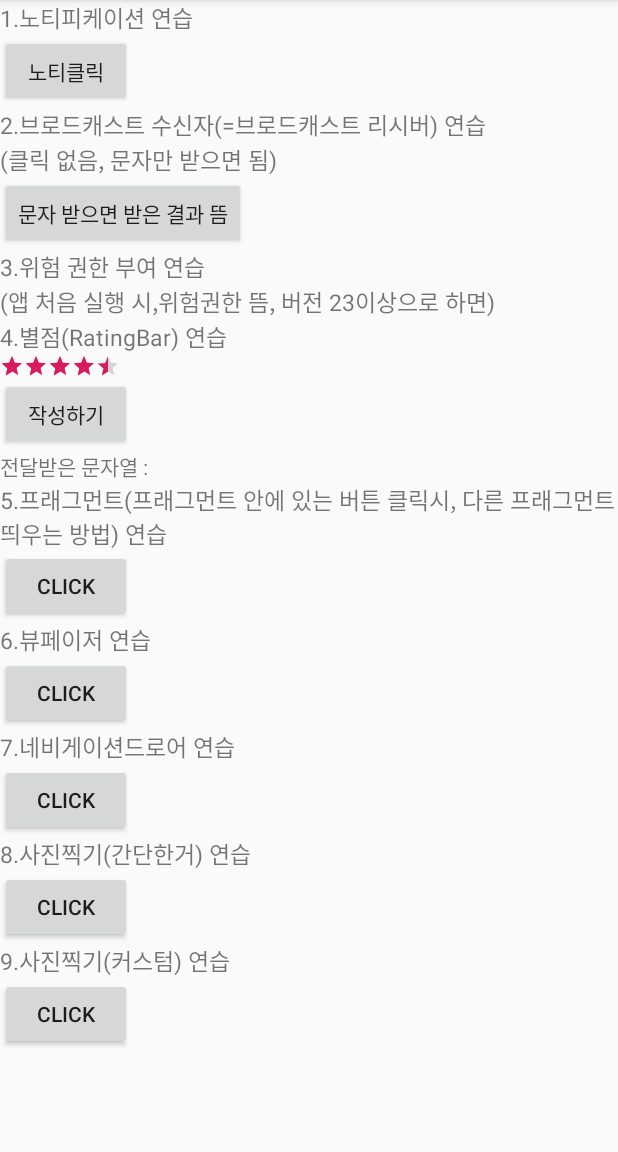
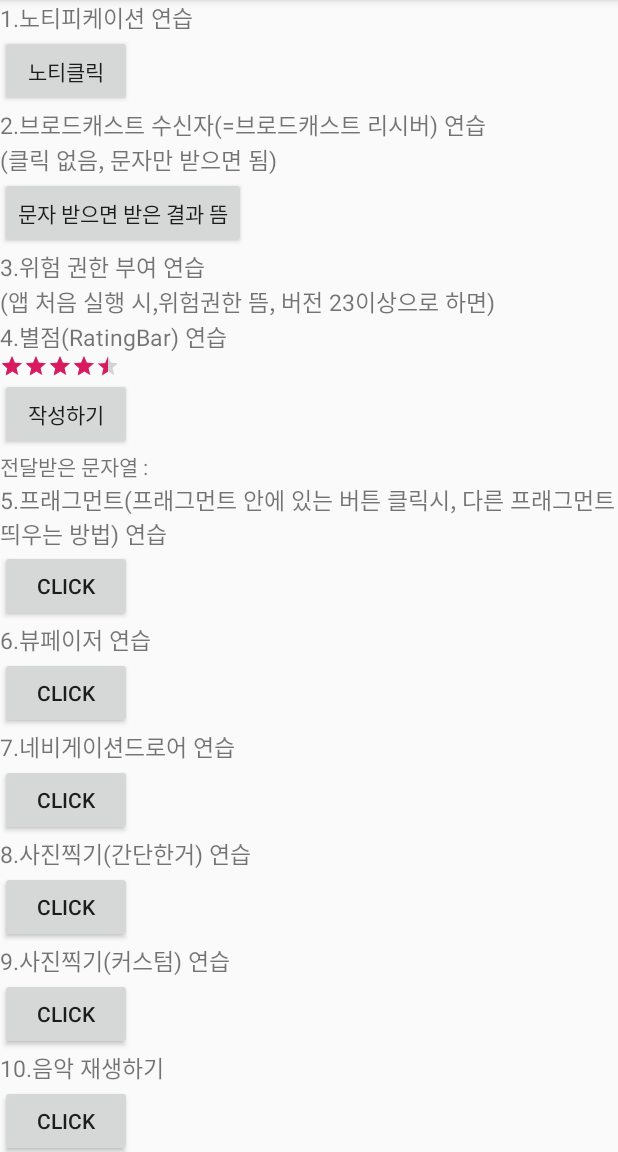
Before and after one commit to lhc8607git/notipractice, an Android app: the screen it shows after launch (MainActivity), on a phone screen of 412 x 824 dp, the part 84-1236 px from its top. Run offline under Robolectric (Android 15) with nearby library versions, the phone set to English and light mode, and no system bars.

Commit message:
14.음악 재생하기

```diff
--- a/app/src/main/AndroidManifest.xml
+++ b/app/src/main/AndroidManifest.xml
@@ -8,6 +8,8 @@
     <uses-permission android:name="android.permission.CAMERA"/>
     <uses-permission android:name="android.permission.READ_EXTERNAL_STORAGE"/>
     <uses-permission android:name="android.permission.WRITE_EXTERNAL_STORAGE"/>
+
+    <uses-permission android:name="android.permission.INTERNET"/>
 
     <application
         android:allowBackup="true"
@@ -58,6 +60,8 @@
 
         <activity android:name="capture9.Activity9"/>
 
+        <activity android:name="mediaplayer10.Activity10"/>
+
     </application>
 
 </manifest>
--- a/app/src/main/java/com/example/noti/notification1/MainActivity.java
+++ b/app/src/main/java/com/example/noti/notification1/MainActivity.java
@@ -28,6 +28,7 @@ import com.example.noti.R;
 import capture9.Activity9;
 import captureIntent8.Activity8;
 import fragment5.MainFActivity;
+import mediaplayer10.Activity10;
 import nevigationdrawer7.Activity7;
 import ratingbar4.CommentWriteActivity;
 import viewpager6.Activity6;
@@ -36,7 +37,7 @@ import static android.app.Notification.EXTRA_NOTIFICATION_ID;
 
 public class MainActivity extends AppCompatActivity {
 
-    private Button btn1,btn5,btn6,btn7,btn8, btn9;
+    private Button btn1,btn5,btn6,btn7,btn8, btn9, btn10;
     private NotificationCompat.Builder builder;
 
     private RatingBar ratingBar;
@@ -112,11 +113,26 @@ public class MainActivity extends AppCompatActivity {
         });
 
 
-
+        // 10.음악 재생하기
+        btn10 = findViewById(R.id.btn10);
+        btn10.setOnClickListener(new View.OnClickListener() {
+            @Override
+            public void onClick(View v) {
+                moveViewbtn10();
+            }
+        });
 
 
 
     }
+
+
+    // 10.음악 재생하기
+    private void moveViewbtn10(){
+        Intent in = new Intent(getApplicationContext(), Activity10.class);
+        startActivity(in);
+    }
+
 
 
 
--- a/app/src/main/res/layout/activity_main.xml
+++ b/app/src/main/res/layout/activity_main.xml
@@ -140,6 +140,18 @@
                 android:layout_height="wrap_content" />
 
 
+            <TextView
+                android:textSize="15dp"
+                android:text="10.음악 재생하기"
+                android:layout_width="wrap_content"
+                android:layout_height="wrap_content" />
+            <Button
+                android:text="click"
+                android:id="@+id/btn10"
+                android:layout_width="wrap_content"
+                android:layout_height="wrap_content" />
+
+
         </LinearLayout>
 
 
```
Also changed, not shown: app/src/main/java/mediaplayer10/Activity10.java (added, +113 -0 lines), app/src/main/res/layout/activity10_main.xml (added, +43 -0 lines).
